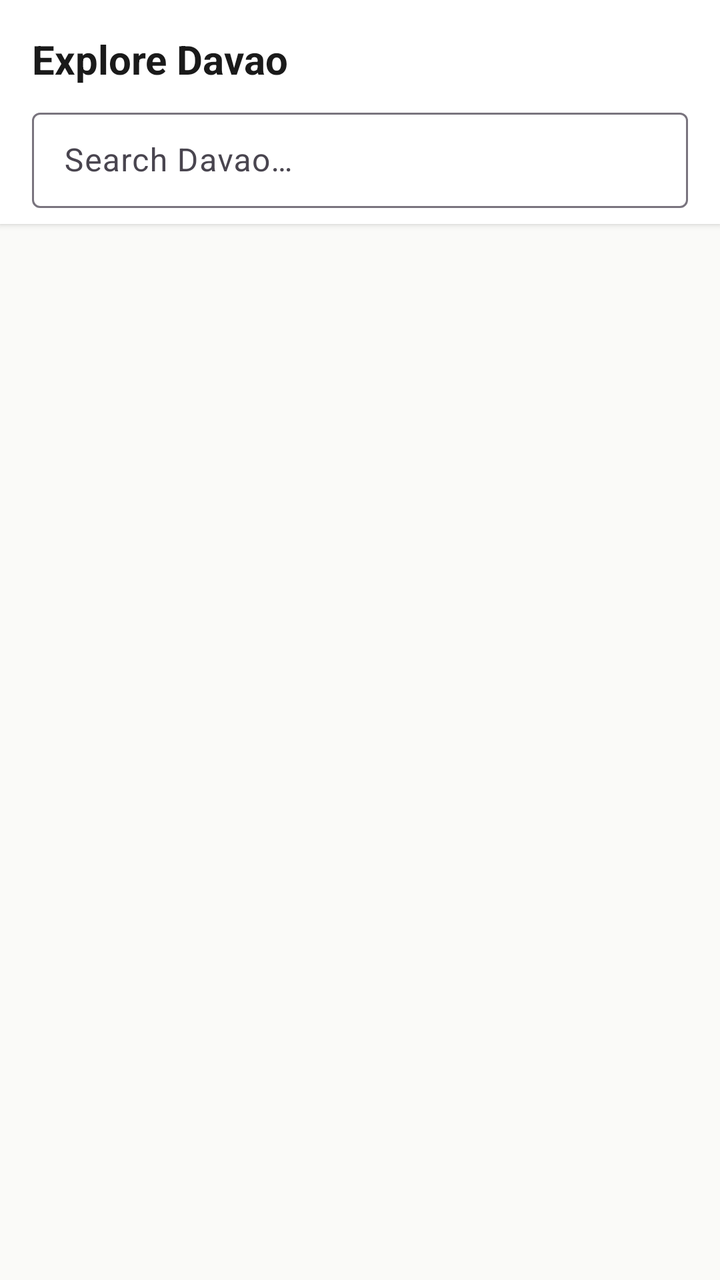
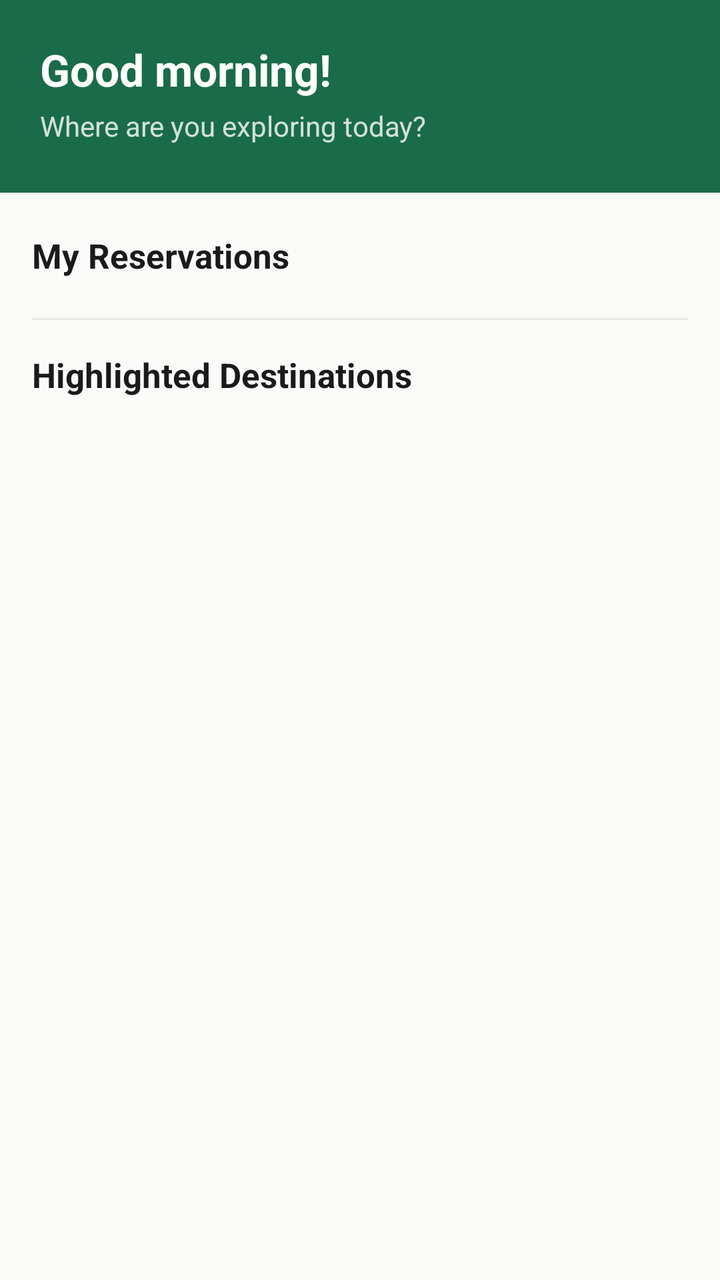

An Android layout rendered at two revisions. The XML below is the earlier revision; the diff shows what the commit changed to produce the second picture.
<!-- AndroidManifest.xml: application theme Theme.KapwaDVO -->
<!-- res/layout/fragment_explore.xml -->
<?xml version="1.0" encoding="utf-8"?>
<androidx.constraintlayout.widget.ConstraintLayout xmlns:android="http://schemas.android.com/apk/res/android"
    xmlns:app="http://schemas.android.com/apk/res-auto"
    android:layout_width="match_parent"
    android:layout_height="match_parent"
    android:background="@color/background">

    
    <View
        android:id="@+id/headerBg"
        android:layout_width="0dp"
        android:layout_height="0dp"
        android:background="@color/surface"
        android:elevation="2dp"
        app:layout_constraintTop_toTopOf="parent"
        app:layout_constraintStart_toStartOf="parent"
        app:layout_constraintEnd_toEndOf="parent"
        app:layout_constraintBottom_toBottomOf="@id/chipScrollView" />

    <TextView
        android:id="@+id/tvExploreTitle"
        android:layout_width="wrap_content"
        android:layout_height="wrap_content"
        android:text="@string/explore_title"
        android:textSize="20sp"
        android:textStyle="bold"
        android:textColor="@color/text_primary"
        android:paddingStart="16dp"
        android:paddingTop="16dp"
        android:paddingEnd="16dp"
        android:paddingBottom="4dp"
        android:elevation="2dp"
        app:layout_constraintTop_toTopOf="parent"
        app:layout_constraintStart_toStartOf="parent" />

    <com.google.android.material.textfield.TextInputLayout
        android:id="@+id/tilSearch"
        android:layout_width="0dp"
        android:layout_height="wrap_content"
        android:hint="@string/search_hint"
        android:layout_marginHorizontal="16dp"
        android:layout_marginTop="4dp"
        android:layout_marginBottom="4dp"
        android:elevation="2dp"
        style="@style/Widget.Material3.TextInputLayout.OutlinedBox.Dense"
        app:layout_constraintTop_toBottomOf="@id/tvExploreTitle"
        app:layout_constraintStart_toStartOf="parent"
        app:layout_constraintEnd_toEndOf="parent">
        <com.google.android.material.textfield.TextInputEditText
            android:id="@+id/etSearch"
            android:layout_width="match_parent"
            android:layout_height="wrap_content" />
    </com.google.android.material.textfield.TextInputLayout>

    <HorizontalScrollView
        android:id="@+id/chipScrollView"
        android:layout_width="0dp"
        android:layout_height="wrap_content"
        android:scrollbars="none"
        android:paddingBottom="8dp"
        android:elevation="2dp"
        app:layout_constraintTop_toBottomOf="@id/tilSearch"
        app:layout_constraintStart_toStartOf="parent"
        app:layout_constraintEnd_toEndOf="parent">
        <com.google.android.material.chip.ChipGroup
            android:id="@+id/chipGroupCategories"
            android:layout_width="wrap_content"
            android:layout_height="wrap_content"
            android:paddingHorizontal="16dp"
            app:singleSelection="true"
            app:selectionRequired="true" />
    </HorizontalScrollView>

    
    <androidx.recyclerview.widget.RecyclerView
        android:id="@+id/rvListings"
        android:layout_width="0dp"
        android:layout_height="0dp"
        android:padding="8dp"
        android:clipToPadding="false"
        app:layout_constraintTop_toBottomOf="@id/headerBg"
        app:layout_constraintBottom_toBottomOf="parent"
        app:layout_constraintStart_toStartOf="parent"
        app:layout_constraintEnd_toEndOf="parent" />

    <ProgressBar
        android:id="@+id/progressBar"
        android:layout_width="wrap_content"
        android:layout_height="wrap_content"
        android:visibility="gone"
        app:layout_constraintTop_toBottomOf="@id/headerBg"
        app:layout_constraintBottom_toBottomOf="parent"
        app:layout_constraintStart_toStartOf="parent"
        app:layout_constraintEnd_toEndOf="parent" />

    <TextView
        android:id="@+id/tvEmpty"
        android:layout_width="wrap_content"
        android:layout_height="wrap_content"
        android:text="@string/no_results"
        android:textColor="@color/text_secondary"
        android:textSize="15sp"
        android:gravity="center"
        android:visibility="gone"
        app:layout_constraintTop_toBottomOf="@id/headerBg"
        app:layout_constraintBottom_toBottomOf="parent"
        app:layout_constraintStart_toStartOf="parent"
        app:layout_constraintEnd_toEndOf="parent" />

</androidx.constraintlayout.widget.ConstraintLayout>
<!-- resources referenced by this layout -->
<resources>
  <color name="background">#FAFAF8</color>
  <color name="surface">#FFFFFF</color>
  <color name="text_primary">#1A1A1A</color>
  <color name="text_secondary">#6B6B6B</color>
  <string name="explore_title">Explore Davao</string>
  <string name="no_results">No results found.</string>
  <string name="search_hint">Search Davao…</string>
  <style name="Theme.KapwaDVO" parent="Base.Theme.KapwaDVO">
          <item name="android:windowLightStatusBar">true</item>
      </style>
  <style name="Base.Theme.KapwaDVO" parent="Theme.Material3.Light.NoActionBar">
          <item name="colorPrimary">@color/primary</item>
          <item name="colorPrimaryDark">@color/primary_dark</item>
          <item name="colorAccent">@color/accent</item>
          <item name="android:colorBackground">@color/background</item>
          <item name="colorSurface">@color/surface</item>
          <item name="colorOnPrimary">@color/white</item>
          <item name="android:statusBarColor">@color/primary</item>
          <item name="android:navigationBarColor">@color/surface</item>
      </style>
  <color name="primary">#1A6B4A</color>
  <color name="primary_dark">#0F4530</color>
  <color name="accent">#F4A724</color>
  <color name="white">#FFFFFF</color>
</resources>

<!-- the commit's change to res/layout/fragment_explore.xml (unified diff, before → after) -->
@@ -1,110 +1,309 @@
 <?xml version="1.0" encoding="utf-8"?>
-<androidx.constraintlayout.widget.ConstraintLayout xmlns:android="http://schemas.android.com/apk/res/android"
+<androidx.core.widget.NestedScrollView xmlns:android="http://schemas.android.com/apk/res/android"
     xmlns:app="http://schemas.android.com/apk/res-auto"
     android:layout_width="match_parent"
     android:layout_height="match_parent"
-    android:background="@color/background">
-
-    
-    <View
-        android:id="@+id/headerBg"
-        android:layout_width="0dp"
-        android:layout_height="0dp"
-        android:background="@color/surface"
-        android:elevation="2dp"
-        app:layout_constraintTop_toTopOf="parent"
-        app:layout_constraintStart_toStartOf="parent"
-        app:layout_constraintEnd_toEndOf="parent"
-        app:layout_constraintBottom_toBottomOf="@id/chipScrollView" />
-
-    <TextView
-        android:id="@+id/tvExploreTitle"
-        android:layout_width="wrap_content"
+    android:background="@color/background"
+    android:fillViewport="true">
+
+    <LinearLayout
+        android:layout_width="match_parent"
         android:layout_height="wrap_content"
-        android:text="@string/explore_title"
-        android:textSize="20sp"
-        android:textStyle="bold"
-        android:textColor="@color/text_primary"
-        android:paddingStart="16dp"
-        android:paddingTop="16dp"
-        android:paddingEnd="16dp"
-        android:paddingBottom="4dp"
-        android:elevation="2dp"
-        app:layout_constraintTop_toTopOf="parent"
-        app:layout_constraintStart_toStartOf="parent" />
-
-    <com.google.android.material.textfield.TextInputLayout
-        android:id="@+id/tilSearch"
-        android:layout_width="0dp"
+        android:orientation="vertical">
+
+        
+        <LinearLayout
+            android:id="@+id/layoutGreeting"
+            android:layout_width="match_parent"
+            android:layout_height="wrap_content"
+            android:orientation="vertical"
+            android:background="@color/primary"
+            android:paddingStart="20dp"
+            android:paddingEnd="20dp"
+            android:paddingTop="20dp"
+            android:paddingBottom="24dp">
+
+            <TextView
+                android:id="@+id/tvGreeting"
+                android:layout_width="wrap_content"
+                android:layout_height="wrap_content"
+                android:textSize="22sp"
+                android:textStyle="bold"
+                android:textColor="@color/white"
+                android:text="Good morning!" />
+
+            <TextView
+                android:id="@+id/tvGreetingSub"
+                android:layout_width="wrap_content"
+                android:layout_height="wrap_content"
+                android:textSize="14sp"
+                android:textColor="#CCffffff"
+                android:layout_marginTop="4dp"
+                android:text="Where are you exploring today?" />
+
+        </LinearLayout>
+
+        
+        <LinearLayout
+            android:layout_width="match_parent"
+            android:layout_height="wrap_content"
+            android:orientation="vertical"
+            android:layout_marginTop="20dp">
+
+            <TextView
+                android:layout_width="match_parent"
+                android:layout_height="wrap_content"
+                android:paddingHorizontal="16dp"
+                android:text="@string/my_bookings_title"
+                android:textSize="17sp"
+                android:textStyle="bold"
+                android:textColor="@color/text_primary" />
+
+            
+            <include
+                android:id="@+id/bookingSummaryCard"
+                layout="@layout/layout_booking_summary_card"
+                android:layout_width="match_parent"
+                android:layout_height="wrap_content"
+                android:layout_marginHorizontal="16dp"
+                android:layout_marginTop="16dp"
+                android:visibility="gone" />
+
+            
+            <TextView
+                android:id="@+id/tvBookingsPlaceholder"
+                android:layout_width="match_parent"
+                android:layout_height="wrap_content"
+                android:layout_marginHorizontal="16dp"
+                android:layout_marginTop="10dp"
+                android:padding="20dp"
+                android:gravity="center"
+                android:background="@drawable/bg_card"
+                android:textSize="13sp"
+                android:textColor="@color/text_secondary"
+                android:text="@string/guest_bookings_message"
+                android:visibility="gone" />
+
+            
+            <ProgressBar
+                android:id="@+id/progressBookings"
+                android:layout_width="wrap_content"
+                android:layout_height="wrap_content"
+                android:layout_gravity="center_horizontal"
+                android:layout_marginTop="12dp"
+                android:visibility="gone" />
+
+        </LinearLayout>
+
+        
+        <View
+            android:layout_width="match_parent"
+            android:layout_height="1dp"
+            android:background="@color/divider"
+            android:layout_marginTop="20dp"
+            android:layout_marginHorizontal="16dp" />
+
+        
+        <LinearLayout
+            android:layout_width="match_parent"
+            android:layout_height="wrap_content"
+            android:orientation="vertical"
+            android:layout_marginTop="16dp">
+
+            <TextView
+                android:layout_width="wrap_content"
+                android:layout_height="wrap_content"
+                android:paddingHorizontal="16dp"
+                android:text="@string/highlights_title"
+                android:textSize="17sp"
+                android:textStyle="bold"
+                android:textColor="@color/text_primary" />
+
+            <TextView
+                android:id="@+id/tvHighlightsEmpty"
+                android:layout_width="match_parent"
+                android:layout_height="wrap_content"
+                android:layout_marginHorizontal="16dp"
+                android:layout_marginTop="10dp"
+                android:padding="20dp"
+                android:gravity="center"
+                android:background="@drawable/bg_card"
+                android:textSize="13sp"
+                android:textColor="@color/text_secondary"
+                android:text="@string/highlights_empty"
+                android:visibility="gone" />
+
+            <ProgressBar
+                android:id="@+id/progressHighlights"
+                android:layout_width="wrap_content"
+                android:layout_height="wrap_content"
+                android:layout_gravity="center_horizontal"
+                android:layout_marginTop="12dp"
+                android:visibility="gone" />
+
+            <androidx.recyclerview.widget.RecyclerView
+                android:id="@+id/rvHighlights"
+                android:layout_width="match_parent"
+                android:layout_height="wrap_content"
+                android:layout_marginTop="10dp"
+                android:nestedScrollingEnabled="false"
+                android:visibility="gone"
+                app:layoutManager="androidx.recyclerview.widget.LinearLayoutManager" />
+
+        </LinearLayout>
+
+        
+        <View
+            android:layout_width="match_parent"
+            android:layout_height="24dp" />
+
+    </LinearLayout>
+
+</androidx.core.widget.NestedScrollView>
+<!-- res/layout/layout_booking_summary_card.xml (included above) -->
+<?xml version="1.0" encoding="utf-8"?>
+<com.google.android.material.card.MaterialCardView xmlns:android="http://schemas.android.com/apk/res/android"
+    xmlns:app="http://schemas.android.com/apk/res-auto"
+    android:id="@+id/cardBookingSummary"
+    android:layout_width="match_parent"
+    android:layout_height="wrap_content"
+    android:layout_marginHorizontal="16dp"
+    android:layout_marginTop="16dp"
+    android:layout_marginBottom="6dp"
+    android:clickable="true"
+    android:focusable="true"
+    app:cardCornerRadius="14dp"
+    app:cardElevation="3dp"
+    app:cardBackgroundColor="@color/surface">
+
+    <androidx.constraintlayout.widget.ConstraintLayout
+        android:layout_width="match_parent"
         android:layout_height="wrap_content"
-        android:hint="@string/search_hint"
-        android:layout_marginHorizontal="16dp"
-        android:layout_marginTop="4dp"
-        android:layout_marginBottom="4dp"
-        android:elevation="2dp"
-        style="@style/Widget.Material3.TextInputLayout.OutlinedBox.Dense"
-        app:layout_constraintTop_toBottomOf="@id/tvExploreTitle"
-        app:layout_constraintStart_toStartOf="parent"
-        app:layout_constraintEnd_toEndOf="parent">
-        <com.google.android.material.textfield.TextInputEditText
-            android:id="@+id/etSearch"
-            android:layout_width="match_parent"
-            android:layout_height="wrap_content" />
-    </com.google.android.material.textfield.TextInputLayout>
-
-    <HorizontalScrollView
-        android:id="@+id/chipScrollView"
-        android:layout_width="0dp"
-        android:layout_height="wrap_content"
-        android:scrollbars="none"
-        android:paddingBottom="8dp"
-        android:elevation="2dp"
-        app:layout_constraintTop_toBottomOf="@id/tilSearch"
-        app:layout_constraintStart_toStartOf="parent"
-        app:layout_constraintEnd_toEndOf="parent">
-        <com.google.android.material.chip.ChipGroup
-            android:id="@+id/chipGroupCategories"
-            android:layout_width="wrap_content"
+        android:paddingHorizontal="20dp"
+        android:paddingVertical="18dp">
+
+        
+        <LinearLayout
+            android:id="@+id/layoutStats"
+            android:layout_width="0dp"
             android:layout_height="wrap_content"
-            android:paddingHorizontal="16dp"
-            app:singleSelection="true"
-            app:selectionRequired="true" />
-    </HorizontalScrollView>
-
-    
-    <androidx.recyclerview.widget.RecyclerView
-        android:id="@+id/rvListings"
-        android:layout_width="0dp"
-        android:layout_height="0dp"
-        android:padding="8dp"
-        android:clipToPadding="false"
-        app:layout_constraintTop_toBottomOf="@id/headerBg"
-        app:layout_constraintBottom_toBottomOf="parent"
-        app:layout_constraintStart_toStartOf="parent"
-        app:layout_constraintEnd_toEndOf="parent" />
-
-    <ProgressBar
-        android:id="@+id/progressBar"
-        android:layout_width="wrap_content"
-        android:layout_height="wrap_content"
-        android:visibility="gone"
-        app:layout_constraintTop_toBottomOf="@id/headerBg"
-        app:layout_constraintBottom_toBottomOf="parent"
-        app:layout_constraintStart_toStartOf="parent"
-        app:layout_constraintEnd_toEndOf="parent" />
-
-    <TextView
-        android:id="@+id/tvEmpty"
-        android:layout_width="wrap_content"
-        android:layout_height="wrap_content"
-        android:text="@string/no_results"
-        android:textColor="@color/text_secondary"
-        android:textSize="15sp"
-        android:gravity="center"
-        android:visibility="gone"
-        app:layout_constraintTop_toBottomOf="@id/headerBg"
-        app:layout_constraintBottom_toBottomOf="parent"
-        app:layout_constraintStart_toStartOf="parent"
-        app:layout_constraintEnd_toEndOf="parent" />
-
-</androidx.constraintlayout.widget.ConstraintLayout>
+            android:orientation="horizontal"
+            app:layout_constraintTop_toTopOf="parent"
+            app:layout_constraintStart_toStartOf="parent"
+            app:layout_constraintEnd_toEndOf="parent">
+
+            
+            <LinearLayout
+                android:layout_width="0dp"
+                android:layout_height="wrap_content"
+                android:layout_weight="1"
+                android:orientation="vertical"
+                android:gravity="center">
+
+                <TextView
+                    android:id="@+id/tvPendingCount"
+                    android:layout_width="wrap_content"
+                    android:layout_height="wrap_content"
+                    android:text="0"
+                    android:textSize="26sp"
+                    android:textStyle="bold"
+                    android:textColor="@color/text_primary" />
+
+                <TextView
+                    android:layout_width="wrap_content"
+                    android:layout_height="wrap_content"
+                    android:text="Pending"
+                    android:textSize="11sp"
+                    android:textColor="@color/text_secondary"
+                    android:layout_marginTop="2dp" />
+
+                <View
+                    android:layout_width="24dp"
+                    android:layout_height="3dp"
+                    android:background="#FFC107"
+                    android:layout_marginTop="6dp" />
+            </LinearLayout>
+
+            
+            <View
+                android:layout_width="1dp"
+                android:layout_height="match_parent"
+                android:background="@color/divider"
+                android:layout_marginVertical="4dp" />
+
+            
+            <LinearLayout
+                android:layout_width="0dp"
+                android:layout_height="wrap_content"
+                android:layout_weight="1"
+                android:orientation="vertical"
+                android:gravity="center">
+
+                <TextView
+                    android:id="@+id/tvConfirmedCount"
+                    android:layout_width="wrap_content"
+                    android:layout_height="wrap_content"
+                    android:text="0"
+                    android:textSize="26sp"
+                    android:textStyle="bold"
+                    android:textColor="@color/text_primary" />
+
+                <TextView
+                    android:layout_width="wrap_content"
+                    android:layout_height="wrap_content"
+                    android:text="Accepted"
+                    android:textSize="11sp"
+                    android:textColor="@color/text_secondary"
+                    android:layout_marginTop="2dp" />
+
+                <View
+                    android:layout_width="24dp"
+                    android:layout_height="3dp"
+                    android:background="#4CAF50"
+                    android:layout_marginTop="6dp" />
+            </LinearLayout>
+
+            
+            <View
+                android:layout_width="1dp"
+                android:layout_height="match_parent"
+                android:background="@color/divider"
+                android:layout_marginVertical="4dp" />
+
+            
+            <LinearLayout
+                android:layout_width="0dp"
+                android:layout_height="wrap_content"
+                android:layout_weight="1"
+                android:orientation="vertical"
+                android:gravity="center">
+
+                <TextView
+                    android:id="@+id/tvPastCount"
+                    android:layout_width="wrap_content"
+                    android:layout_height="wrap_content"
+                    android:text="0"
+                    android:textSize="26sp"
+                    android:textStyle="bold"
+                    android:textColor="@color/text_primary" />
+
+                <TextView
+                    android:layout_width="wrap_content"
+                    android:layout_height="wrap_content"
+                    android:text="Past"
+                    android:textSize="11sp"
+                    android:textColor="@color/text_secondary"
+                    android:layout_marginTop="2dp" />
+
+                <View
+                    android:layout_width="24dp"
+                    android:layout_height="3dp"
+                    android:background="#9E9E9E"
+                    android:layout_marginTop="6dp" />
+            </LinearLayout>
+
+        </LinearLayout>
+
+    </androidx.constraintlayout.widget.ConstraintLayout>
+
+</com.google.android.material.card.MaterialCardView>
<!-- resource entries referenced after the edit -->
@@ -1,12 +1,10 @@
 <!-- resources referenced by this layout -->
 <resources>
   <color name="background">#FAFAF8</color>
+  <color name="divider">#E8E8E8</color>
   <color name="surface">#FFFFFF</color>
   <color name="text_primary">#1A1A1A</color>
   <color name="text_secondary">#6B6B6B</color>
-  <string name="explore_title">Explore Davao</string>
-  <string name="no_results">No results found.</string>
-  <string name="search_hint">Search Davao…</string>
   <style name="Theme.KapwaDVO" parent="Base.Theme.KapwaDVO">
           <item name="android:windowLightStatusBar">true</item>
       </style>
@@ -24,5 +22,19 @@
   <color name="primary_dark">#0F4530</color>
   <color name="accent">#F4A724</color>
   <color name="white">#FFFFFF</color>
+  <!-- drawable bg_card (drawable) -->
+  <?xml version="1.0" encoding="utf-8"?>
+  <shape xmlns:android="http://schemas.android.com/apk/res/android"
+      android:shape="rectangle">
+      <solid android:color="@color/surface" />
+      <corners android:radius="12dp" />
+      <stroke
+          android:width="1dp"
+          android:color="@color/divider" />
+  </shape>
+  <string name="guest_bookings_message">Sign in to view your reservations.</string>
+  <string name="highlights_empty">No highlights yet.</string>
+  <string name="highlights_title">Highlighted Destinations</string>
+  <string name="my_bookings_title">My Reservations</string>
 </resources>
 
